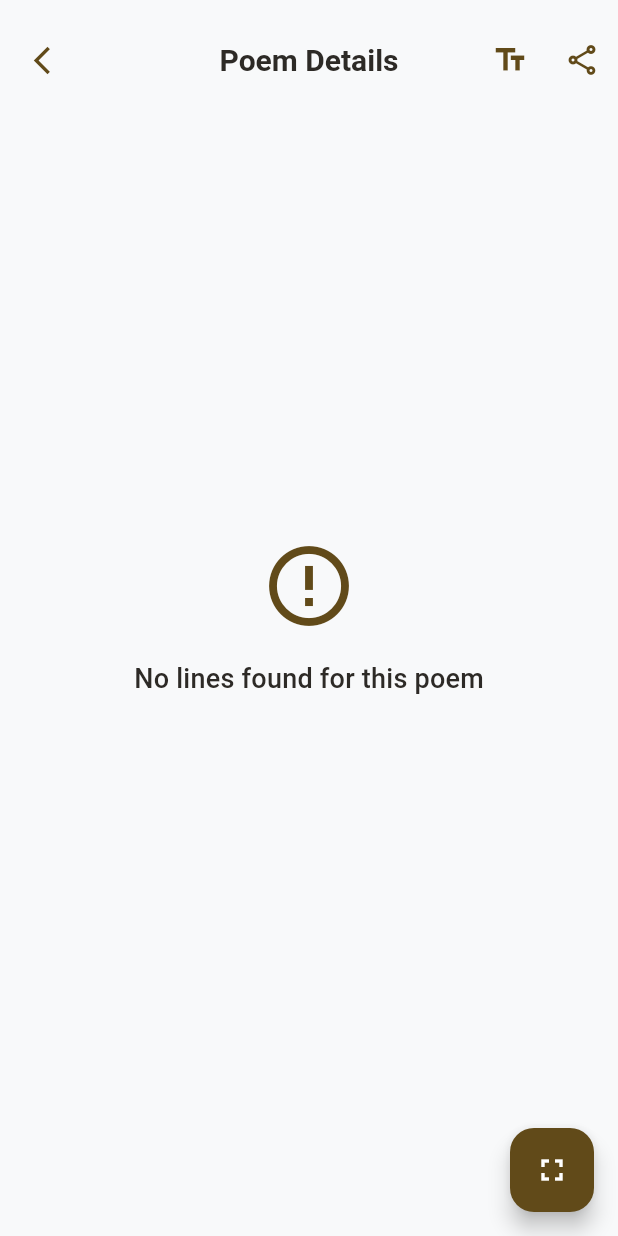
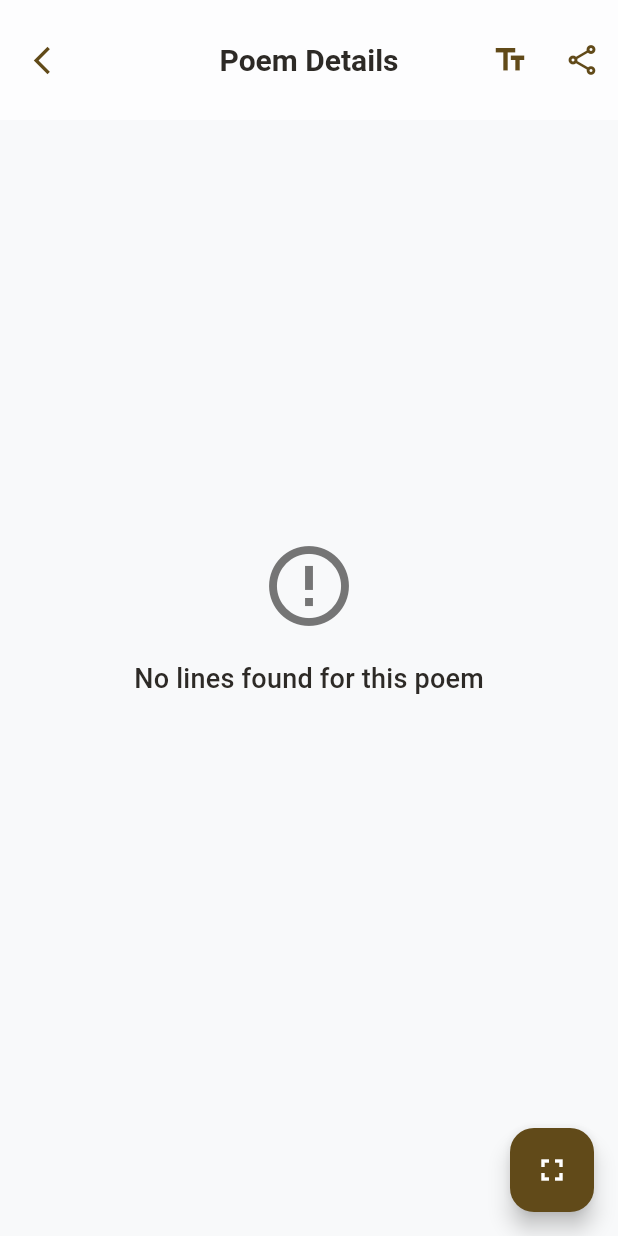
Before and after one commit to scnz313/javidnama, a Flutter app: the PoemDetailScreen screen opened directly with empty values, on a phone screen of 412 x 824 dp. Run offline on Flutter 3.47's test engine with Material 3 defaults, Android fonts, the light colour scheme and no system bars; our stand-ins replace cloud_firestore, cloud_functions, firebase_core, flutter_secure_storage, share_plus, shared_preferences; missing offline and left inert: translator; accounts and stored records are empty; Roboto replaces fonts that are missing (Jameelnoori); project files that could hold a hidden picture were left out.

Commit message:
Update changes

```diff
--- a/javad_name/lib/constants.dart
+++ b/javad_name/lib/constants.dart
@@ -1,5 +1,4 @@
 import 'package:flutter/material.dart';
-import 'controllers/theme_controller.dart'; // Import ThemeSettings
 
 class AppColors {
   // Light theme - modern, minimalistic color palette
@@ -34,90 +33,170 @@
   static const sepiaTextMedium = Color(0xFF614A19);
   static const sepiaTextLight = Color(0xFF7F6542);
   static const sepiaDivider = Color(0xFFE6D5B8);
+
+  // Active theme properties (default to light)
+  static Color get background => _getColor(
+    ThemeType.light,
+    lightBackground,
+    darkBackground,
+    sepiaBackground,
+  );
+  static Color get surface =>
+      _getColor(ThemeType.light, lightSurface, darkSurface, sepiaSurface);
+  static Color get primary =>
+      _getColor(ThemeType.light, lightPrimary, darkPrimary, sepiaPrimary);
+  static Color get primaryLight => _getColor(
+    ThemeType.light,
+    lightPrimaryLight,
+    darkPrimaryLight,
+    sepiaPrimaryLight,
+  );
+  static Color get accent =>
+      _getColor(ThemeType.light, lightAccent, darkAccent, sepiaAccent);
+  static Color get textDark =>
+      _getColor(ThemeType.light, lightTextDark, darkTextDark, sepiaTextDark);
+  static Color get textMedium => _getColor(
+    ThemeType.light,
+    lightTextMedium,
+    darkTextMedium,
+    sepiaTextMedium,
+  );
+  static Color get textLight =>
+      _getColor(ThemeType.light, lightTextLight, darkTextLight, sepiaTextLight);
+  static Color get divider =>
+      _getColor(ThemeType.light, lightDivider, darkDivider, sepiaDivider);
+
+  // Helper method to get color based on theme type
+  static Color _getColor(
+    ThemeType themeType,
+    Color light,
+    Color dark,
+    Color sepia,
+  ) {
+    switch (AppTheme.currentTheme) {
+      case ThemeType.light:
+        return light;
+      case ThemeType.dark:
+        return dark;
+      case ThemeType.sepia:
+        return sepia;
+    }
+  }
 }
 
 enum ThemeType { light, dark, sepia }
 
 class AppTheme {
+  // Current theme state
+  static ThemeType currentTheme = ThemeType.light;
+
+  // Font family management
+  static String _fontFamily = 'Jameelnoori';
+  static final ValueNotifier<String> fontFamilyNotifier = ValueNotifier(_fontFamily);
+
+  // Available fonts
   static const List<String> availableFonts = ['Jameelnoori', 'NotoNastaliqUrdu', 'MehrNastaliq', 'Amiri', 'Lora', 'OpenSans', 'Roboto'];
 
-  static ThemeData buildThemeData(ThemeSettings settings) {
-    switch (settings.themeType) {
-      case ThemeType.light:
-        return _getLightTheme(settings);
-      case ThemeType.dark:
-        return _getDarkTheme(settings);
-      case ThemeType.sepia:
-        return _getSepiaTheme(settings);
+  // Notifiers to rebuild UI on theme or font size change
+  static final ValueNotifier<ThemeType> themeNotifier = ValueNotifier(currentTheme);
+  static double _fontSize = 1.0; // Scale factor for text size
+  static final ValueNotifier<double> fontSizeNotifier = ValueNotifier(_fontSize);
+
+  // Get font scale factor (used only in PoemDetailScreen)
+  static double get fontSize => _fontSize;
+
+  // Get current font family
+  static String get fontFamily => _fontFamily;
+
+  // Set font scale factor (used only in PoemDetailScreen)
+  static void setFontSize(double size) {
+    _fontSize = size;
+    fontSizeNotifier.value = size;
+  }
+
+  // Set font family
+  static void setFontFamily(String family) {
+    if (availableFonts.contains(family)) {
+      _fontFamily = family;
+      fontFamilyNotifier.value = family;
     }
   }
 
-  static ThemeData _getLightTheme(ThemeSettings settings) {
-    return _buildTheme(
-      settings: settings,
-      background: AppColors.lightBackground,
-      surface: AppColors.lightSurface,
-      primary: AppColors.lightPrimary,
-      primaryLight: AppColors.lightPrimaryLight,
-      accent: AppColors.lightAccent,
-      textDark: AppColors.lightTextDark,
-      textMedium: AppColors.lightTextMedium,
-      textLight: AppColors.lightTextLight,
-      divider: AppColors.lightDivider,
-      brightness: Brightness.light,
-    );
+  // Set current theme
+  static void setTheme(ThemeType theme) {
+    currentTheme = theme;
+    themeNotifier.value = theme;
   }
 
-  static ThemeData _getDarkTheme(ThemeSettings settings) {
-    return _buildTheme(
-      settings: settings,
-      background: AppColors.darkBackground,
-      surface: AppColors.darkSurface,
-      primary: AppColors.darkPrimary,
-      primaryLight: AppColors.darkPrimaryLight,
-      accent: AppColors.darkAccent,
-      textDark: AppColors.darkTextDark,
-      textMedium: AppColors.darkTextMedium,
-      textLight: AppColors.darkTextLight,
-      divider: AppColors.darkDivider,
-      brightness: Brightness.dark,
-    );
+  // Get theme data based on current theme type
+  static ThemeData getTheme() {
+    switch (currentTheme) {
+      case ThemeType.light:
+        return _getLightTheme();
+      case ThemeType.dark:
+        return _getDarkTheme();
+      case ThemeType.sepia:
+        return _getSepiaTheme();
+    }
   }
 
-  static ThemeData _getSepiaTheme(ThemeSettings settings) {
-    return _buildTheme(
-      settings: settings,
-      background: AppColors.sepiaBackground,
-      surface: AppColors.sepiaSurface,
-      primary: AppColors.sepiaPrimary,
-      primaryLight: AppColors.sepiaPrimaryLight,
-      accent: AppColors.sepiaAccent,
-      textDark: AppColors.sepiaTextDark,
-      textMedium: AppColors.sepiaTextMedium,
-      textLight: AppColors.sepiaTextLight,
-      divider: AppColors.sepiaDivider,
-      brightness: Brightness.light,
-    );
-  }
+  // Light theme configuration
+  static ThemeData _getLightTheme() => _buildTheme(
+    AppColors.lightBackground,
+    AppColors.lightSurface,
+    AppColors.lightPrimary,
+    AppColors.lightPrimaryLight,
+    AppColors.lightAccent,
+    AppColors.lightTextDark,
+    AppColors.lightTextMedium,
+    AppColors.lightTextLight,
+    AppColors.lightDivider,
+    Brightness.light,
+  );
 
-  static ThemeData _buildTheme({
-    required ThemeSettings settings,
-    required Color background,
-    required Color surface,
-    required Color primary,
-    required Color primaryLight,
-    required Color accent,
-    required Color textDark,
-    required Color textMedium,
-    required Color textLight,
-    required Color divider,
-    required Brightness brightness,
-  }) {
-    final double uiFontScale = settings.fontSizeFactor;
-    final String currentFontFamily = settings.fontFamily;
+  // Dark theme configuration
+  static ThemeData _getDarkTheme() => _buildTheme(
+    AppColors.darkBackground,
+    AppColors.darkSurface,
+    AppColors.darkPrimary,
+    AppColors.darkPrimaryLight,
+    AppColors.darkAccent,
+    AppColors.darkTextDark,
+    AppColors.darkTextMedium,
+    AppColors.darkTextLight,
+    AppColors.darkDivider,
+    Brightness.dark,
+  );
 
+  // Sepia theme configuration
+  static ThemeData _getSepiaTheme() => _buildTheme(
+    AppColors.sepiaBackground,
+    AppColors.sepiaSurface,
+    AppColors.sepiaPrimary,
+    AppColors.sepiaPrimaryLight,
+    AppColors.sepiaAccent,
+    AppColors.sepiaTextDark,
+    AppColors.sepiaTextMedium,
+    AppColors.sepiaTextLight,
+    AppColors.sepiaDivider,
+    Brightness.light,
+  );
+
+  // Common theme builder
+  static ThemeData _buildTheme(
+    Color background,
+    Color surface,
+    Color primary,
+    Color primaryLight,
+    Color accent,
+    Color textDark,
+    Color textMedium,
+    Color textLight,
+    Color divider,
+    Brightness brightness,
+  ) {
+    const double uiFontScale = 1.0; // UI font scale is always 1.0 for all screens except PoemDetailScreen
     return ThemeData(
-      fontFamily: currentFontFamily,
       useMaterial3: true,
       brightness: brightness,
       colorScheme: ColorScheme(
@@ -141,7 +220,7 @@
         elevation: 0,
         centerTitle: true,
         titleTextStyle: TextStyle(
-          fontFamily: currentFontFamily,
+          fontFamily: _fontFamily,
           color: textDark,
           fontSize: 20 * uiFontScale,
           fontWeight: FontWeight.w600,
@@ -156,14 +235,14 @@
           if (states.contains(MaterialState.selected)) {
             return TextStyle(
               color: primary,
-              fontFamily: currentFontFamily,
+              fontFamily: _fontFamily,
               fontSize: 12 * uiFontScale,
               fontWeight: FontWeight.w600,
             );
           }
           return TextStyle(
             color: textMedium,
-            fontFamily: currentFontFamily,
+            fontFamily: _fontFamily,
             fontSize: 12 * uiFontScale,
           );
         }),
@@ -186,41 +265,41 @@
       ),
       textTheme: TextTheme(
         displayLarge: TextStyle(
-          fontFamily: currentFontFamily,
+          fontFamily: _fontFamily,
           color: textDark,
           fontSize: 24 * uiFontScale,
           fontWeight: FontWeight.bold,
         ),
         displayMedium: TextStyle(
-          fontFamily: currentFontFamily,
+          fontFamily: _fontFamily,
           color: textDark,
           fontSize: 22 * uiFontScale,
           fontWeight: FontWeight.w600,
         ),
         titleLarge: TextStyle(
-          fontFamily: currentFontFamily,
+          fontFamily: _fontFamily,
           color: textDark,
           fontSize: 20 * uiFontScale,
           fontWeight: FontWeight.w600,
         ),
         titleMedium: TextStyle(
-          fontFamily: currentFontFamily,
+          fontFamily: _fontFamily,
           color: textDark,
           fontSize: 18 * uiFontScale,
           fontWeight: FontWeight.w500,
         ),
         bodyLarge: TextStyle(
-          fontFamily: currentFontFamily,
+          fontFamily: _fontFamily,
           color: textMedium,
           fontSize: 18 * uiFontScale,
         ),
         bodyMedium: TextStyle(
-          fontFamily: currentFontFamily,
+          fontFamily: _fontFamily,
           color: textMedium,
           fontSize: 16 * uiFontScale,
         ),
         bodySmall: TextStyle(
-          fontFamily: currentFontFamily,
+          fontFamily: _fontFamily,
           color: textLight,
           fontSize: 14 * uiFontScale,
         ),
@@ -287,4 +366,7 @@
       ),
     );
   }
+
+  // Original theme getter maintained for compatibility
+  static ThemeData get theme => getTheme();
 }
--- a/javad_name/lib/screens/poem_detail_screen.dart
+++ b/javad_name/lib/screens/poem_detail_screen.dart
@@ -15,7 +15,13 @@
 class PoemDetailScreen extends StatefulWidget {
   final int poemId;
   final int? initialLineIndex;
-  const PoemDetailScreen({Key? key, required this.poemId, this.initialLineIndex}) : super(key: key);
+  final String? heroTag;
+  const PoemDetailScreen({
+    Key? key,
+    required this.poemId,
+    this.initialLineIndex,
+    this.heroTag,
+  }) : super(key: key);
 
   @override
   State<PoemDetailScreen> createState() => _PoemDetailScreenState();
@@ -553,13 +559,15 @@
     final screenWidth = MediaQuery.of(context).size.width;
     final isTablet = screenWidth > 600;
 
-    return Scaffold(
+    // Main content widget that will be wrapped by Hero
+    Widget content = Scaffold(
       extendBodyBehindAppBar: true,
       appBar: _buildAppBar(),
       floatingActionButton: AnimatedSlide(
         duration: const Duration(milliseconds: 300),
         offset: _showAppBar ? Offset.zero : const Offset(0, 2),
         child: FloatingActionButton(
+          heroTag: null,
           onPressed: _toggleImmersiveMode,
           backgroundColor: AppColors.primary,
           child: Icon(
@@ -574,6 +582,16 @@
               ? _buildEmptyState()
               : _buildPoemContent(isTablet),
     );
+
+    // Wrap the content with Hero if heroTag is provided
+    if (widget.heroTag != null) {
+      return Hero(
+        tag: widget.heroTag!,
+        child: content,
+      );
+    } else {
+      return content;
+    }
   }
 
   PreferredSizeWidget _buildAppBar() {
--- a/javad_name/lib/screens/poem_detail_screen_fixed.dart
+++ /dev/null
@@ -1,95 +0,0 @@
-import 'dart:convert';
-import 'dart:ui';
-import 'package:flutter/material.dart';
-import 'package:shared_preferences/shared_preferences.dart';
-import 'package:translator/translator.dart';
-import 'package:share_plus/share_plus.dart';
-import 'package:http/http.dart' as http;
-import 'package:cloud_firestore/cloud_firestore.dart';
-import '../services/translation_service.dart';
-import '../constants.dart';
-import '../controllers/theme_controller.dart';
-import 'package:url_launcher/url_launcher.dart' as launcher;
-import 'package:flutter/services.dart'; // For clipboard functionality
-
-class PoemDetailScreen extends StatefulWidget {
-  final int poemId;
-  final int? initialLineIndex;
-  const PoemDetailScreen({Key? key, required this.poemId, this.initialLineIndex}) : super(key: key);
-
-  @override
-  State<PoemDetailScreen> createState() => _PoemDetailScreenState();
-}
-
-class _PoemDetailScreenState extends State<PoemDetailScreen> with SingleTickerProviderStateMixin {
-  List<dynamic> lines = [];
-  Map<String, dynamic> definitions = {};
-  Set<int> bookmarkedLines = {};
-  Map<int, String> lineNotes = {};
-  late SharedPreferences prefs;
-  final GlobalKey _repaintBoundaryKey = GlobalKey();
-  bool _isLoading = true;
-  final FirebaseFirestore _firestore = FirebaseFirestore.instance;
-  final TranslationService _translationService = TranslationService();
-  final ScrollController _scrollController = ScrollController();
-  int? _highlightedLineIndex;
-  bool _showAppBar = true;
-  late AnimationController _animationController;
-  late Animation<double> _fadeAnimation;
-  bool _isImmersiveMode = false;
-  int? _expandedLineIndex;
-
-  @override
-  void initState() {
-    super.initState();
-    _loadPreferences();
-    _fetchLines();
-
-    _animationController = AnimationController(
-      vsync: this,
-      duration: const Duration(milliseconds: 300),
-    );
-
-    _fadeAnimation = Tween<double>(begin: 1.0, end: 0.0).animate(
-      CurvedAnimation(parent: _animationController, curve: Curves.easeInOut)
-    );
-
-    _scrollController.addListener(_scrollListener);
-
-    if (widget.initialLineIndex != null) {
-      _highlightedLineIndex = widget.initialLineIndex;
-      WidgetsBinding.instance.addPostFrameCallback((_) {
-        _scrollToLine(widget.initialLineIndex!);
-      });
-    }
-  }
-
-  @override
-  void dispose() {
-    _scrollController.removeListener(_scrollListener);
-    _scrollController.dispose();
-    _animationController.dispose();
-    super.dispose();
-  }
-
-  void _scrollListener() {
-    // Hide app bar on scroll down, show on scroll up
-    if (_scrollController.position.userScrollDirection == AxisDirection.down) {
-      if (_showAppBar) {
-        setState(() {
-          _showAppBar = false;
-          _animationController.forward();
-        });
-      }
-    } else if (_scrollController.position.userScrollDirection == AxisDirection.up) {
-      if (!_showAppBar) {
-        setState(() {
-          _showAppBar = true;
-          _animationController.reverse();
-        });
-      }
-    }
-  }
-
-  // Rest of the code remains the same
-}
```
Also changed, not shown: javad_name/lib/controllers/theme_controller.dart (+51 -122 lines), javad_name/lib/main.dart (+52 -10 lines), javad_name/lib/screens/home_screen.dart (+11 -4 lines), javad_name/lib/screens/main_screen.dart (+51 -10 lines), javad_name/lib/services/search_service.dart (+20 -2 lines).
